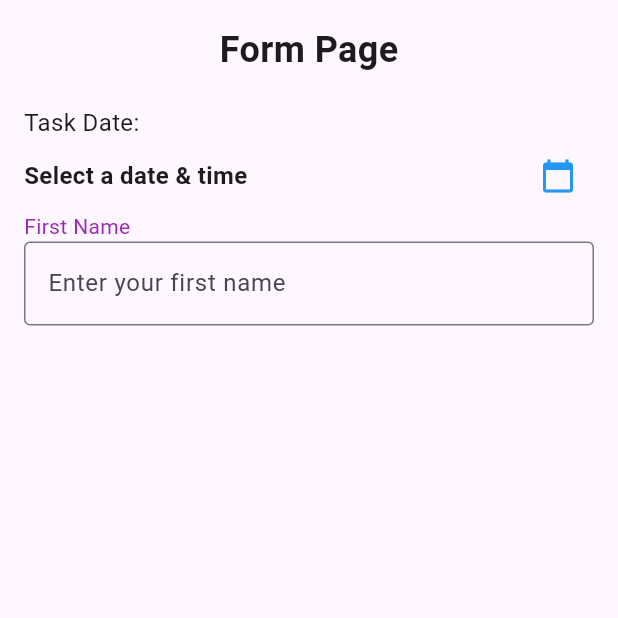
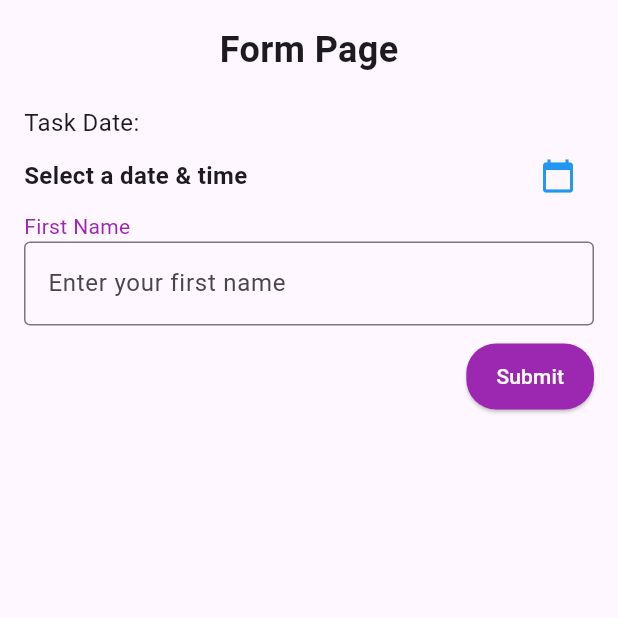
Before and after one commit to DaffaPutra7/TodoApp_0133, a Flutter app: the screen it shows after launch, on a phone screen of 412 x 824 dp, the top half of it. Run offline on Flutter 3.47's test engine with Material 3 defaults, Android fonts, the phone set to English and light mode, and no system bars.

Commit message:
Menambah code untuk membuat tombol submit

```diff
--- a/lib/form_page.dart
+++ b/lib/form_page.dart
@@ -135,6 +135,20 @@ class _FormPageState extends State<FormPage> {
                       },
                     ),
                     const SizedBox(height: 10),
+                    Align(
+                      alignment: Alignment.centerRight,
+                      child: ElevatedButton(
+                        onPressed: _addTask,
+                        style: ElevatedButton.styleFrom(
+                          backgroundColor: Colors.purple,
+                          shape: RoundedRectangleBorder(
+                            borderRadius: BorderRadius.circular(20),
+                          ),
+                          padding: const EdgeInsets.symmetric(horizontal: 20, vertical: 12)
+                        ),
+                        child: const Text("Submit", style: TextStyle(color: Colors.white),),
+                      ),
+                    ),
                   ],
                 ),
               ),
```
